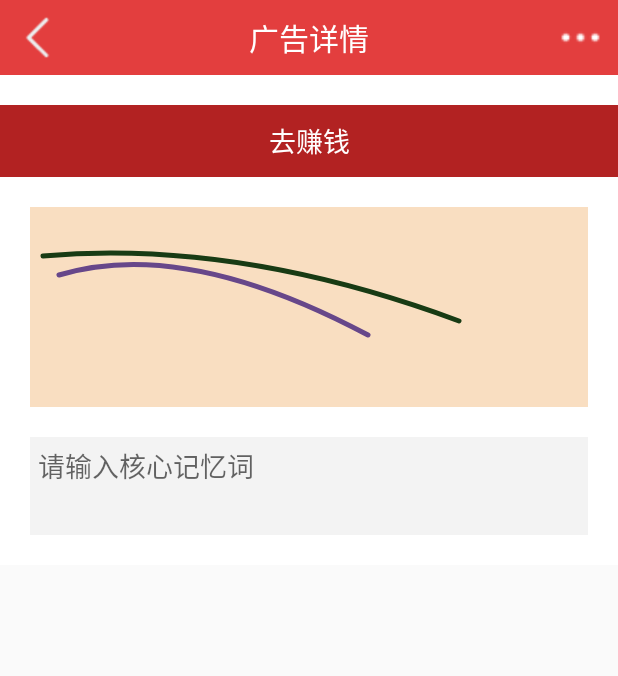
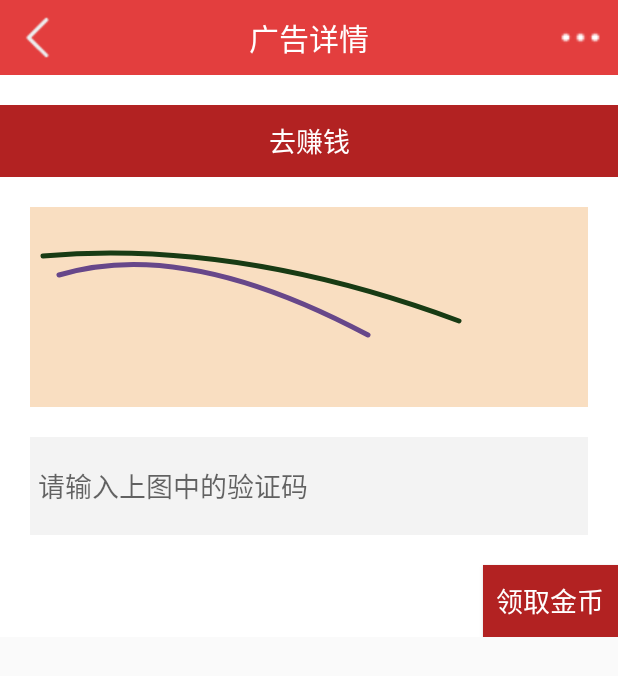
Before and after one commit to yuminghang/zhinan, an Android app: the QianggouDetailActivity screen opened directly, with no data from a screen before it, after a tap on an icon or button, on a phone screen of 412 x 824 dp. Shown: the top 676 px of the screen. Run offline under Robolectric (Android 15) with nearby library versions, the phone set to English and light mode, and no system bars; libraries missing offline, so code that uses them is left out: com.baidu.location, com.baidu.mapapi, com.squareup.okhttp; pictures from the network do not load; 4 statements that could not run were skipped; 3 other taps on this screen came first.

```diff
--- a/app/src/main/java/com/project/zhinan/activity/QianggouDetailActivity.java
+++ b/app/src/main/java/com/project/zhinan/activity/QianggouDetailActivity.java
@@ -117,6 +117,8 @@ public class QianggouDetailActivity extends Activity {
         }
     };
     private int sigmoney;
+    private LinearLayout show_LinearLayout;
+    private Button submit_rmb;
 
     private void addJiFen() {
         sharedPreferences = getSharedPreferences("loginInfo", Context.MODE_PRIVATE);
@@ -129,6 +131,7 @@ public class QianggouDetailActivity extends Activity {
         super.onCreate(savedInstanceState);
         setContentView(R.layout.activity_qianggou_detail);
         MyApplication.getInstance().addActivity(this);
+        show_LinearLayout = (LinearLayout) findViewById(R.id.show_LinearLayout);
         image_container = (LinearLayout) findViewById(R.id.image_container);//动态添加view尚未父View
         Intent intent = getIntent();//getIntent将该项目中包含的原始intent检索出来，将检索出来的intent赋值给一个Intent类型的变量intent
         Bundle bundle = intent.getExtras();//
@@ -175,6 +178,14 @@ public class QianggouDetailActivity extends Activity {
         mGetRmbButton.setOnClickListener(new View.OnClickListener() {
             @Override
             public void onClick(View view) {
+                show_LinearLayout.setVisibility(View.VISIBLE);
+                et.setVisibility(View.VISIBLE);
+            }
+        });
+        submit_rmb = (Button) findViewById(R.id.submit_rmb);
+        submit_rmb.setOnClickListener(new View.OnClickListener() {
+            @Override
+            public void onClick(View v) {
                 sharedPreferences = getSharedPreferences("loginInfo", Context.MODE_PRIVATE);
                 isLogin = sharedPreferences.getBoolean("isLogin", false);
                 if (!isLogin) {
--- a/app/src/main/java/com/project/zhinan/api/Urls.java
+++ b/app/src/main/java/com/project/zhinan/api/Urls.java
@@ -18,6 +18,8 @@ public class Urls {
     public static final String JiancaiUrl = TagUrl + "build" + PageNum;
     public static final String JinrongUrl = TagUrl + "financial" + PageNum;
     public static final String Jiaoyu = TagUrl + "edu" + PageNum;
+    public static final String Quanbu = "http://120.27.41.245:2888/getAds";//全部
+//    public static final String Quanbu = TagUrl +  PageNum;//全部
     public static final String LvyouUrl = TagUrl + "tour" + PageNum;
     public static final String MeizhuangUrl = TagUrl + "makeups" + PageNum;
     public static final String QianggouUrl = "http://119.29.191.229:2888/com/try";
--- a/app/src/main/java/com/project/zhinan/fragment/HomeFragment.java
+++ b/app/src/main/java/com/project/zhinan/fragment/HomeFragment.java
@@ -26,6 +26,7 @@ import com.project.zhinan.fragment.HomeTabFragmentSons.Jinrong;
 import com.project.zhinan.fragment.HomeTabFragmentSons.Lvyou;
 import com.project.zhinan.fragment.HomeTabFragmentSons.Meizhuang;
 import com.project.zhinan.fragment.HomeTabFragmentSons.Qiche;
+import com.project.zhinan.fragment.HomeTabFragmentSons.Quanbu;
 import com.project.zhinan.fragment.HomeTabFragmentSons.Shangquan;
 import com.project.zhinan.fragment.HomeTabFragmentSons.Tongxun;
 import com.project.zhinan.fragment.HomeTabFragmentSons.Xiuxian;
@@ -54,6 +55,7 @@ public class HomeFragment extends Fragment {
 
     private static void initTitle() {
         //页签项
+        titleContainer.add("全部");
         titleContainer.add("教育");
         titleContainer.add("商圈");
         titleContainer.add("旅游");
@@ -116,6 +118,7 @@ public class HomeFragment extends Fragment {
     private void initViewpager() {
         initTitle();
         fragmentList = new ArrayList<Fragment>();
+        Quanbu quanbu = new Quanbu();
         Jiaoyu jiaoyu = new Jiaoyu();
         Shangquan shangquan = new Shangquan();
         Lvyou lvyou = new Lvyou();
@@ -138,6 +141,7 @@ public class HomeFragment extends Fragment {
         Gongyi gongyi = new Gongyi();
 
 
+        fragmentList.add(quanbu);
         fragmentList.add(jiaoyu);
         fragmentList.add(shangquan);
         fragmentList.add(lvyou);
--- a/app/src/main/res/layout/activity_qianggou_detail.xml
+++ b/app/src/main/res/layout/activity_qianggou_detail.xml
@@ -28,10 +28,10 @@
             android:textSize="20sp" />
 
         <ImageView
-            android:layout_alignParentRight="true"
             android:id="@+id/share"
             android:layout_width="30dp"
             android:layout_height="30dp"
+            android:layout_alignParentRight="true"
             android:layout_margin="10dp"
             android:src="@drawable/share" />
     </RelativeLayout>
@@ -71,6 +71,13 @@
                     android:textSize="18sp" />
             </LinearLayout>
 
+            <LinearLayout
+                android:id="@+id/show_LinearLayout"
+                android:layout_width="match_parent"
+                android:layout_height="wrap_content"
+                android:orientation="vertical"
+                android:visibility="gone">
+
                 <com.project.zhinan.view.VerificationCodeView
                     android:id="@+id/iv1"
                     android:layout_width="match_parent"
@@ -90,14 +97,27 @@
                     android:layout_marginRight="20dp"
                     android:layout_marginTop="20dp"
                     android:background="@color/almost_white"
-                android:gravity="top"
-                android:hint="请输入核心记忆词"
+                    android:hint="请输入上图中的验证码"
                     android:lines="1"
                     android:padding="5dp"
                     android:textColor="@color/darkgreen"
                     android:textSize="18sp"
                     android:visibility="gone" />
 
+                <Button
+                    android:id="@+id/submit_rmb"
+                    android:layout_width="90dp"
+                    android:layout_height="match_parent"
+                    android:layout_alignParentBottom="true"
+                    android:layout_alignParentRight="true"
+                    android:layout_gravity="end"
+                    android:layout_weight="1"
+                    android:background="@color/firebrick"
+                    android:text="领取金币"
+                    android:textColor="@color/white"
+                    android:textSize="18sp" />
+            </LinearLayout>
+
 
         </LinearLayout>
     </ScrollView>
```
Also changed, not shown: app/src/main/java/com/project/zhinan/activity/QianggouDetailActivity2.java (+13 -1 lines), app/src/main/java/com/project/zhinan/fragment/HomeTabFragmentSons/Quanbu.java (added, +13 -0 lines). Lines whose indentation alone changed are shown as unchanged.
